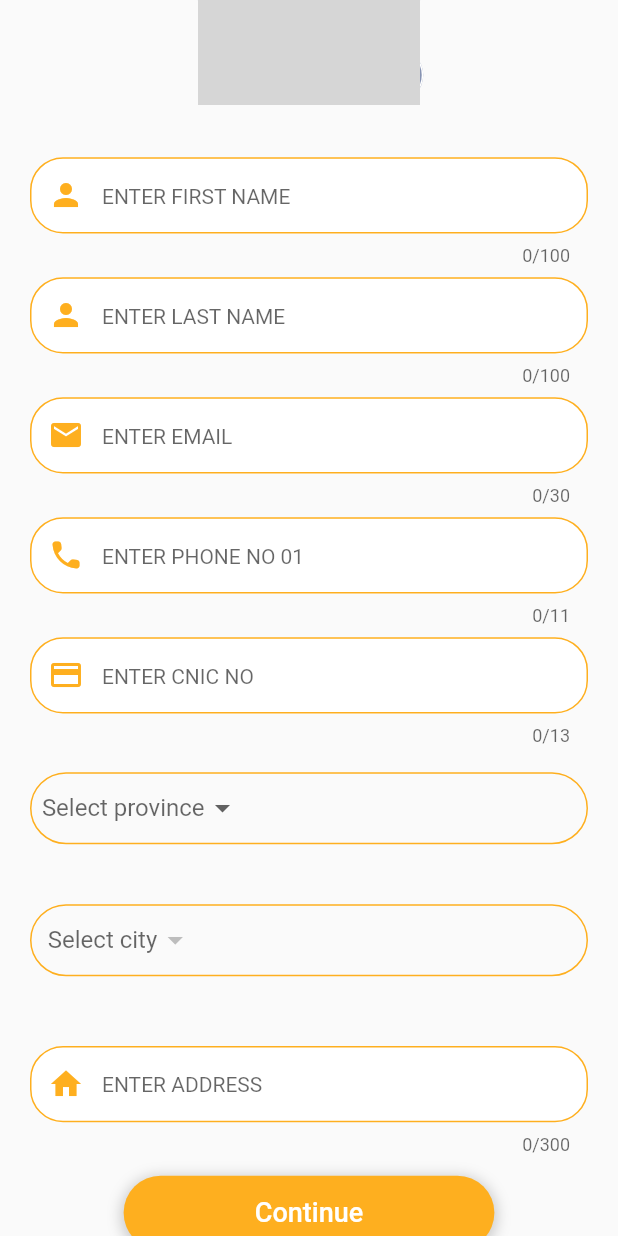
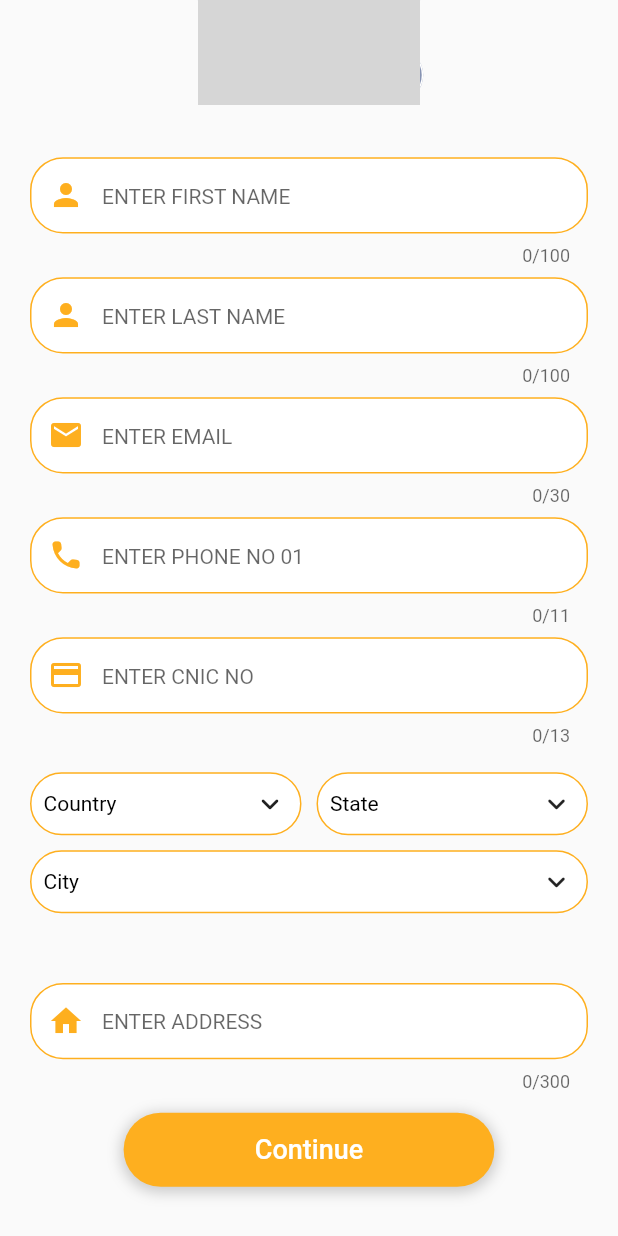
Before and after one commit to syedzainqadri/Arrti, a Flutter app: the UpdatePersonalProfile screen opened directly with empty values, scrolled down 233 dp, on a phone screen of 412 x 824 dp. Run offline on Flutter 3.47's test engine with Material 2 defaults, Android fonts, the phone set to English and light mode, and no system bars; drawn by our look-alikes of csc_picker; our stand-ins replace cloud_firestore, firebase_auth, firebase_core, firebase_storage, get, google_fonts and 4 more; missing offline and left inert: cloud_firestore_web, firebase_auth_web, firebase_core_web, firebase_storage_web, google_sign_in_web, image_picker_for_web and 1 more; accounts and stored records are empty; network calls fail; grey boxes are pictures that could not be loaded.

Commit message:
changes doneee

```diff
--- a/lib/controllers/personal_profile_update_controller.dart
+++ b/lib/controllers/personal_profile_update_controller.dart
@@ -21,6 +21,7 @@ class PersonalProfileUpdateController extends GetxController {
       String cnicNo,
       String province,
       String city,
+      String  country,
       String address,
       File image) async {
     isLoading.value = true;
@@ -29,7 +30,7 @@ class PersonalProfileUpdateController extends GetxController {
       await ref.putFile(image);
       imageUrl.value = await ref.getDownloadURL();
       updatePersonalData(
-          firstName, lastName, email, phoneNo, cnicNo, province, city, address);
+          firstName, lastName, email, phoneNo, cnicNo, province, city,country, address);
       isLoading.value = false;
       Get.offAllNamed('/waitingView');
     } catch (e) {
@@ -46,6 +47,7 @@ class PersonalProfileUpdateController extends GetxController {
       String cnicNo,
       String province,
       String city,
+      String country,
       String address) async {
     SharedPreferences prefs = await SharedPreferences.getInstance();
     userId = prefs.getString("userId");
@@ -70,6 +72,7 @@ class PersonalProfileUpdateController extends GetxController {
       "cnicNo": cnicNo,
       "province": province,
       "city": city,
+      "country":country,
       "address": address,
       "image": imageUrl.value,
       "searchIndex": indexList,
@@ -84,6 +87,7 @@ class PersonalProfileUpdateController extends GetxController {
       String cnicNo,
       String province,
       String city,
+      String country,
       String address,
       String image) async {
     isLoading.value = true;
@@ -110,6 +114,7 @@ class PersonalProfileUpdateController extends GetxController {
       "cnicNo": cnicNo,
       "province": province,
       "city": city,
+      "country":country,
       "address": address,
       "image": image,
       "searchIndex": indexList,
--- a/lib/views/profile/update_personal_profile.dart
+++ b/lib/views/profile/update_personal_profile.dart
@@ -1,4 +1,6 @@
 import 'dart:io';
+import 'package:csc_picker/csc_picker.dart';
+
 import '../../../utils/constants/color_manager.dart';
 import '../../../utils/constants/strings_manager.dart';
 import '../../../utils/constants/values_manager.dart';
@@ -34,8 +36,9 @@ class _UpdatePersonalProfileState extends State<UpdatePersonalProfile> {
   final addressController = TextEditingController();
   final _formKey = GlobalKey<FormState>();
 
-  String? selectedPro;
-  String? selectedCity;
+  String? stateValue;
+  String? cityValue;
+  String? countryValue;
 
   File? galleryImage;
   File? cameraImage;
@@ -174,72 +177,165 @@ class _UpdatePersonalProfileState extends State<UpdatePersonalProfile> {
               ),
               // buildSpaceVertical(2.h),
               Container(
-                margin: const EdgeInsets.all(20),
-                width: Get.width,
-                child: DecoratedBox(
-                  decoration: BoxDecoration(
-                    border: Border.all(
-                      color: ColorManager.primaryColor,
-                    ),
-                    borderRadius: BorderRadius.circular(50),
+                margin: EdgeInsets.all(20),
+                child: CSCPicker(
+                  ///Enable disable state dropdown [OPTIONAL PARAMETER]
+                  showStates: true,
+
+                  /// Enable disable city drop down [OPTIONAL PARAMETER]
+                  showCities: true,
+
+                  ///Enable (get flag with country name) / Disable (Disable flag) / ShowInDropdownOnly (display flag in dropdown only) [OPTIONAL PARAMETER]
+                  flagState: CountryFlag.DISABLE,
+
+                  ///Dropdown box decoration to style your dropdown selector [OPTIONAL PARAMETER] (USE with disabledDropdownDecoration)
+                  dropdownDecoration: BoxDecoration(
+                      borderRadius:
+                      const BorderRadius.all(Radius.circular(AppSize.s22)),
+                      color: Colors.white,
+                      border: Border.all(
+                          color: ColorManager.primaryColor, width: 1)),
+
+                  ///Disabled Dropdown box decoration to style your dropdown selector [OPTIONAL PARAMETER]  (USE with disabled dropdownDecoration)
+                  disabledDropdownDecoration: BoxDecoration(
+                      borderRadius:
+                      const BorderRadius.all(Radius.circular(AppSize.s22)),
+                      color: Colors.white,
+                      border: Border.all(
+                          color: ColorManager.primaryColor, width: 1)),
+
+                  ///placeholders for dropdown search field
+                  countrySearchPlaceholder: "Country",
+                  stateSearchPlaceholder: "State",
+                  citySearchPlaceholder: "City",
+
+                  ///labels for dropdown
+                  countryDropdownLabel: "Country",
+                  stateDropdownLabel: "State",
+                  cityDropdownLabel: "City",
+
+                  ///Default Country
+                  //defaultCountry: DefaultCountry.India,
+
+                  ///Disable country dropdown (Note: use it with default country)
+                  //disableCountry: true,
+
+                  ///selected item style [OPTIONAL PARAMETER]
+                  selectedItemStyle: const TextStyle(
+                    color: Colors.black,
+                    fontSize: 14,
                   ),
-                  child: DropdownButton<String>(
-                      alignment: Alignment.center,
-                      underline: Container(),
-                      hint: const Text('  Select province'),
-                      value: selectedPro,
-                      items: pAKprovince.map((e) {
-                        return DropdownMenuItem<String>(
-                          value: e,
-                          child: Text(e),
-                        );
-                      }).toList(),
-                      onChanged: (val) {
-                        setState(() {
-                          selectedCity = null;
-                          cities = val == "Islamabad"
-                              ? iCity
-                              : val == 'punjab'
-                                  ? pCity
-                                  : val == 'sindh'
-                                      ? sCity
-                                      : val == 'KPK'
-                                          ? kCity
-                                          : bCity;
-                          selectedPro = val!;
-                        });
-                      }),
+
+                  ///DropdownDialog Heading style [OPTIONAL PARAMETER]
+                  dropdownHeadingStyle: const TextStyle(
+                      color: Colors.black,
+                      fontSize: 17,
+                      fontWeight: FontWeight.bold),
+
+                  ///DropdownDialog Item style [OPTIONAL PARAMETER]
+                  dropdownItemStyle: TextStyle(
+                    color: Colors.black,
+                    fontSize: 14,
+                  ),
+
+                  ///Dialog box radius [OPTIONAL PARAMETER]
+                  dropdownDialogRadius: 10.0,
+
+                  ///Search bar radius [OPTIONAL PARAMETER]
+                  searchBarRadius: 10.0,
+
+                  ///triggers once country selected in dropdown
+                  onCountryChanged: (value) {
+                    setState(() {
+                      ///store value in country variable
+                      countryValue = value;
+                    });
+                  },
+
+                  ///triggers once state selected in dropdown
+                  onStateChanged: (value) {
+                    setState(() {
+                      ///store value in state variable
+                      stateValue = value;
+                    });
+                  },
+
+                  ///triggers once city selected in dropdown
+                  onCityChanged: (value) {
+                    setState(() {
+                      ///store value in city variable
+                      cityValue = value;
+                    });
+                  },
                 ),
               ),
-              Container(
-                margin: const EdgeInsets.all(20),
-                width: Get.width,
-                child: DecoratedBox(
-                  decoration: BoxDecoration(
-                    border: Border.all(
-                      color: ColorManager.primaryColor,
-                    ),
-                    borderRadius: BorderRadius.circular(50),
-                  ),
-                  child: DropdownButton<String>(
-                      menuMaxHeight: Get.height * 0.7,
-                      alignment: Alignment.center,
-                      underline: Container(),
-                      hint: const Text('   Select city'),
-                      value: selectedCity,
-                      items: cities.map((e) {
-                        return DropdownMenuItem<String>(
-                          value: e,
-                          child: Text(e),
-                        );
-                      }).toList(),
-                      onChanged: (val) {
-                        setState(() {
-                          selectedCity = val!;
-                        });
-                      }),
-                ),
-              ),
+              // Container(
+              //   margin: const EdgeInsets.all(20),
+              //   width: Get.width,
+              //   child: DecoratedBox(
+              //     decoration: BoxDecoration(
+              //       border: Border.all(
+              //         color: ColorManager.primaryColor,
+              //       ),
+              //       borderRadius: BorderRadius.circular(50),
+              //     ),
+              //     child: DropdownButton<String>(
+              //         alignment: Alignment.center,
+              //         underline: Container(),
+              //         hint: const Text('  Select province'),
+              //         value: stateValue,
+              //         items: pAKprovince.map((e) {
+              //           return DropdownMenuItem<String>(
+              //             value: e,
+              //             child: Text(e),
+              //           );
+              //         }).toList(),
+              //         onChanged: (val) {
+              //           setState(() {
+              //             cityValue = null;
+              //             cities = val == "Islamabad"
+              //                 ? iCity
+              //                 : val == 'punjab'
+              //                     ? pCity
+              //                     : val == 'sindh'
+              //                         ? sCity
+              //                         : val == 'KPK'
+              //                             ? kCity
+              //                             : bCity;
+              //             stateValue = val!;
+              //           });
+              //         }),
+              //   ),
+              // ),
+              // Container(
+              //   margin: const EdgeInsets.all(20),
+              //   width: Get.width,
+              //   child: DecoratedBox(
+              //     decoration: BoxDecoration(
+              //       border: Border.all(
+              //         color: ColorManager.primaryColor,
+              //       ),
+              //       borderRadius: BorderRadius.circular(50),
+              //     ),
+              //     child: DropdownButton<String>(
+              //         menuMaxHeight: Get.height * 0.7,
+              //         alignment: Alignment.center,
+              //         underline: Container(),
+              //         hint: const Text('   Select city'),
+              //         value: cityValue,
+              //         items: cities.map((e) {
+              //           return DropdownMenuItem<String>(
+              //             value: e,
+              //             child: Text(e),
+              //           );
+              //         }).toList(),
+              //         onChanged: (val) {
+              //           setState(() {
+              //             cityValue = val!;
+              //           });
+              //         }),
+              //   ),
+              // ),
 
               buildSpaceVertical(2.h),
 
@@ -264,8 +360,9 @@ class _UpdatePersonalProfileState extends State<UpdatePersonalProfile> {
                           emailController.text.trim(),
                           phoneController.text.trim(),
                           cnicController.text.trim(),
-                          selectedPro!,
-                          selectedCity!,
+                          stateValue!,
+                          cityValue!,
+                          countryValue!,
                           addressController.text.trim(),
                           widget.personalInfoModel.profileImage!);
                     } else if (cameraImage != null) {
@@ -275,8 +372,9 @@ class _UpdatePersonalProfileState extends State<UpdatePersonalProfile> {
                           emailController.text.trim(),
                           phoneController.text.trim(),
                           cnicController.text.trim(),
-                          selectedPro!,
-                          selectedCity!,
+                          stateValue!,
+                          cityValue!,
+                          countryValue!,
                           addressController.text.trim(),
                           cameraImage!);
                     } else if (galleryImage != null) {
@@ -286,8 +384,9 @@ class _UpdatePersonalProfileState extends State<UpdatePersonalProfile> {
                           emailController.text.trim(),
                           phoneController.text.trim(),
                           cnicController.text.trim(),
-                          selectedPro!,
-                          selectedCity!,
+                          stateValue!,
+                          cityValue!,
+                          countryValue!,
                           addressController.text.trim(),
                           galleryImage!);
                     } else {
```
Also changed, not shown: lib/views/allusers/allusers.dart (+10 -6 lines), lib/views/profile/update_business_profile.dart (+0 -16 lines), 1 other file.
